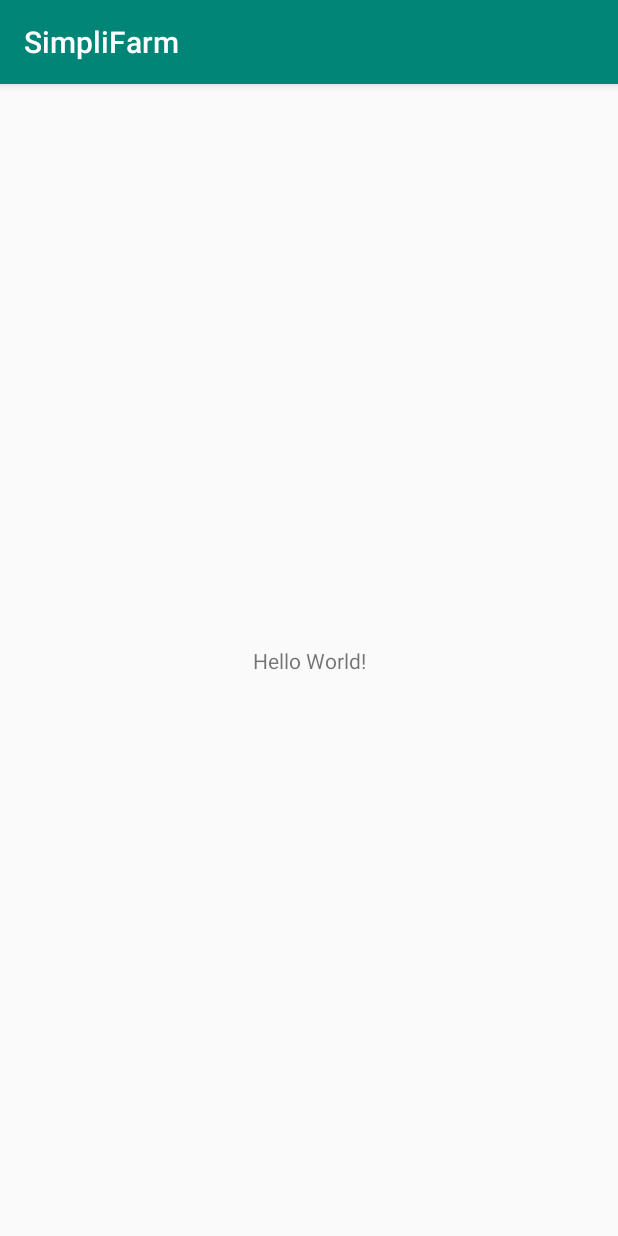
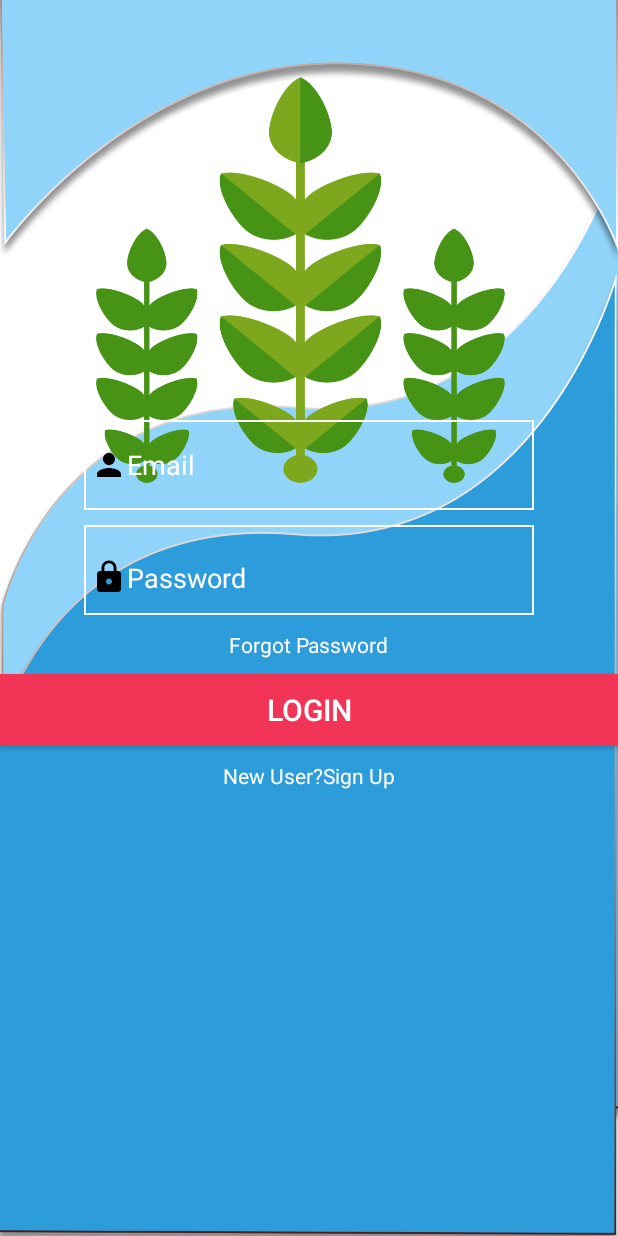
Before and after one commit to anandraj786/SimpliFarm, an Android app: the screen it shows after launch (MainActivity), on a phone screen of 412 x 824 dp. Run offline under Robolectric (Android 15) with nearby library versions, the phone set to English and light mode, and no system bars.

Commit message:
new simplifarm commit

```diff
--- a/app/src/main/AndroidManifest.xml
+++ b/app/src/main/AndroidManifest.xml
@@ -9,13 +9,16 @@
         android:roundIcon="@mipmap/ic_launcher_round"
         android:supportsRtl="true"
         android:theme="@style/AppTheme">
-        <activity android:name=".MainActivity">
+        <activity android:name=".SplashScreen">
             <intent-filter>
                 <action android:name="android.intent.action.MAIN" />
 
                 <category android:name="android.intent.category.LAUNCHER" />
             </intent-filter>
         </activity>
+        <activity android:name=".MainActivity">
+
+        </activity>
     </application>
 
 </manifest>
--- /dev/null
+++ b/app/src/main/java/com/InfoRepos/Simplifarm/SplashScreen.java
@@ -0,0 +1,25 @@
+package com.InfoRepos.Simplifarm;
+
+import android.content.Intent;
+import android.os.Handler;
+import android.support.v7.app.AppCompatActivity;
+import android.os.Bundle;
+
+public class SplashScreen extends AppCompatActivity {
+
+    @Override
+    protected void onCreate(Bundle savedInstanceState) {
+        super.onCreate(savedInstanceState);
+        setContentView(R.layout.activity_splash_screen);
+
+        Handler handler = new Handler();
+        handler.postDelayed(new Runnable() {
+            @Override
+            public void run() {
+                Intent intent = new Intent(SplashScreen.this, MainActivity.class);
+                startActivity(intent);
+                finish();
+            }
+        },2500);
+    }
+}
--- /dev/null
+++ b/app/src/main/res/drawable/buttonstyleclicked.xml
@@ -0,0 +1,5 @@
+<?xml version="1.0" encoding="utf-8"?>
+<shape android:shape="rectangle"
+    xmlns:android="http://schemas.android.com/apk/res/android">
+    <solid android:color="#f16a82"/>
+</shape>
--- /dev/null
+++ b/app/src/main/res/drawable/buttonstylenormal.xml
@@ -0,0 +1,5 @@
+<?xml version="1.0" encoding="utf-8"?>
+<shape android:shape="rectangle"
+    xmlns:android="http://schemas.android.com/apk/res/android">
+    <solid android:color="#f23557"/>
+</shape>
--- /dev/null
+++ b/app/src/main/res/drawable/buttonstyleselector.xml
@@ -0,0 +1,5 @@
+<?xml version="1.0" encoding="utf-8"?>
+<selector xmlns:android="http://schemas.android.com/apk/res/android">
+    <item android:drawable="@drawable/buttonstyleclicked" android:state_pressed="true"/>
+    <item android:drawable="@drawable/buttonstylenormal"/>
+</selector>
--- /dev/null
+++ b/app/src/main/res/drawable/edittextstyle.xml
@@ -0,0 +1,6 @@
+<?xml version="1.0" encoding="utf-8"?>
+<shape android:shape="rectangle"
+    xmlns:android="http://schemas.android.com/apk/res/android" >
+    <stroke android:width="1dp" android:color="#fff"/>
+    <padding android:left="5dp"/>
+</shape>
--- /dev/null
+++ b/app/src/main/res/drawable/ic_password.xml
@@ -0,0 +1,9 @@
+<vector xmlns:android="http://schemas.android.com/apk/res/android"
+        android:width="24dp"
+        android:height="24dp"
+        android:viewportWidth="24.0"
+        android:viewportHeight="24.0">
+    <path
+        android:fillColor="#FF000000"
+        android:pathData="M18,8h-1L17,6c0,-2.76 -2.24,-5 -5,-5S7,3.24 7,6v2L6,8c-1.1,0 -2,0.9 -2,2v10c0,1.1 0.9,2 2,2h12c1.1,0 2,-0.9 2,-2L20,10c0,-1.1 -0.9,-2 -2,-2zM12,17c-1.1,0 -2,-0.9 -2,-2s0.9,-2 2,-2 2,0.9 2,2 -0.9,2 -2,2zM15.1,8L8.9,8L8.9,6c0,-1.71 1.39,-3.1 3.1,-3.1 1.71,0 3.1,1.39 3.1,3.1v2z"/>
+</vector>
--- /dev/null
+++ b/app/src/main/res/drawable/ic_user.xml
@@ -0,0 +1,9 @@
+<vector xmlns:android="http://schemas.android.com/apk/res/android"
+        android:width="24dp"
+        android:height="24dp"
+        android:viewportWidth="24.0"
+        android:viewportHeight="24.0">
+    <path
+        android:fillColor="#FF000000"
+        android:pathData="M12,12c2.21,0 4,-1.79 4,-4s-1.79,-4 -4,-4 -4,1.79 -4,4 1.79,4 4,4zM12,14c-2.67,0 -8,1.34 -8,4v2h16v-2c0,-2.66 -5.33,-4 -8,-4z"/>
+</vector>
--- a/app/src/main/res/layout/activity_main.xml
+++ b/app/src/main/res/layout/activity_main.xml
@@ -1,18 +1,76 @@
 <?xml version="1.0" encoding="utf-8"?>
-<android.support.constraint.ConstraintLayout xmlns:android="http://schemas.android.com/apk/res/android"
+<RelativeLayout xmlns:android="http://schemas.android.com/apk/res/android"
     xmlns:app="http://schemas.android.com/apk/res-auto"
     xmlns:tools="http://schemas.android.com/tools"
+    android:id="@+id/android"
     android:layout_width="match_parent"
     android:layout_height="match_parent"
+    android:background="@drawable/bg"
     tools:context=".MainActivity">
 
-    <TextView
-        android:layout_width="wrap_content"
-        android:layout_height="wrap_content"
-        android:text="Hello World!"
-        app:layout_constraintBottom_toBottomOf="parent"
-        app:layout_constraintLeft_toLeftOf="parent"
-        app:layout_constraintRight_toRightOf="parent"
-        app:layout_constraintTop_toTopOf="parent" />
+    <LinearLayout
+        android:layout_width="match_parent"
+        android:layout_height="match_parent"
+        android:orientation="vertical"
+        android:paddingTop="280dp">
 
-</android.support.constraint.ConstraintLayout>
+        <EditText
+            android:textColor="#fff"
+            android:textColorHint="#fff"
+            android:layout_width="300dp"
+            android:layout_height="60dp"
+            android:layout_gravity="center"
+            android:drawableLeft="@drawable/ic_user"
+            android:hint="@string/email"
+            android:background="@drawable/edittextstyle"/>
+
+        <EditText
+            android:layout_marginTop="10dp"
+            android:textColor="#fff"
+            android:textColorHint="#fff"
+            android:layout_width="300dp"
+            android:layout_height="60dp"
+            android:layout_gravity="center"
+            android:drawableLeft="@drawable/ic_password"
+            android:hint="@string/password"
+            android:paddingTop="10dp"
+            android:background="@drawable/edittextstyle"/>
+
+        <TextView
+            android:textColor="#fff"
+            android:layout_marginTop="10dp"
+            android:layout_width="wrap_content"
+            android:layout_height="wrap_content"
+            android:layout_gravity="center"
+            android:text="@string/forgot_password"/>
+
+        <Button
+            android:textColor="#fff"
+            android:background="@drawable/buttonstyleselector"
+            android:layout_marginTop="10dp"
+            android:layout_width="match_parent"
+            android:layout_height="wrap_content"
+            android:layout_gravity="center"
+            android:textSize="20dp"
+            android:text="@string/login" />
+        <LinearLayout
+            android:layout_marginTop="10dp"
+            android:layout_width="wrap_content"
+            android:layout_height="wrap_content"
+            android:layout_gravity="center"
+            android:orientation="horizontal">
+        <TextView
+            android:textColor="#fff"
+            android:layout_width="wrap_content"
+            android:layout_height="wrap_content"
+            android:text="@string/new_user"/>
+        <TextView
+            android:textColor="#fff"
+            android:layout_width="wrap_content"
+            android:layout_height="wrap_content"
+            android:text="@string/sign_up"/>
+    </LinearLayout>
+    </LinearLayout>
+
+
+</RelativeLayout>
--- /dev/null
+++ b/app/src/main/res/layout/activity_splash_screen.xml
@@ -0,0 +1,25 @@
+<?xml version="1.0" encoding="utf-8"?>
+<RelativeLayout xmlns:android="http://schemas.android.com/apk/res/android"
+    xmlns:app="http://schemas.android.com/apk/res-auto"
+    xmlns:tools="http://schemas.android.com/tools"
+    android:layout_width="match_parent"
+    android:layout_height="match_parent"
+    tools:context=".SplashScreen">
+
+    <ImageView
+        android:id="@+id/imgLogo"
+        android:layout_width="180dp"
+        android:layout_height="180dp"
+        android:layout_centerInParent="true"
+        android:src="@drawable/sprout"/>
+    <TextView
+        android:layout_width="330dp"
+        android:layout_height="70dp"
+        android:layout_gravity="center"
+        android:layout_below="@+id/imgLogo"
+        android:layout_centerHorizontal="true"
+        android:text="@string/simplifarm"
+        android:textColor="@color/colorAccent"
+        android:textSize="50sp"/>
+
+</RelativeLayout>
--- a/app/src/main/res/values/strings.xml
+++ b/app/src/main/res/values/strings.xml
@@ -1,3 +1,10 @@
 <resources>
     <string name="app_name">SimpliFarm</string>
+    <string name="password">Password</string>
+    <string name="email">Email</string>
+    <string name="login">Login</string>
+    <string name="new_user">New User?</string>
+    <string name="sign_up">Sign Up</string>
+    <string name="forgot_password">Forgot Password</string>
+    <string name="simplifarm">SimpliFarm</string>
 </resources>
--- a/app/src/main/res/values/styles.xml
+++ b/app/src/main/res/values/styles.xml
@@ -1,7 +1,7 @@
 <resources>
 
     <!-- Base application theme. -->
-    <style name="AppTheme" parent="Theme.AppCompat.Light.DarkActionBar">
+    <style name="AppTheme" parent="Theme.AppCompat.Light.NoActionBar">
         <!-- Customize your theme here. -->
         <item name="colorPrimary">@color/colorPrimary</item>
         <item name="colorPrimaryDark">@color/colorPrimaryDark</item>
```
Also changed, not shown: app/src/main/res/drawable/bg.png (added), app/src/main/res/drawable/sprout.png (added).
